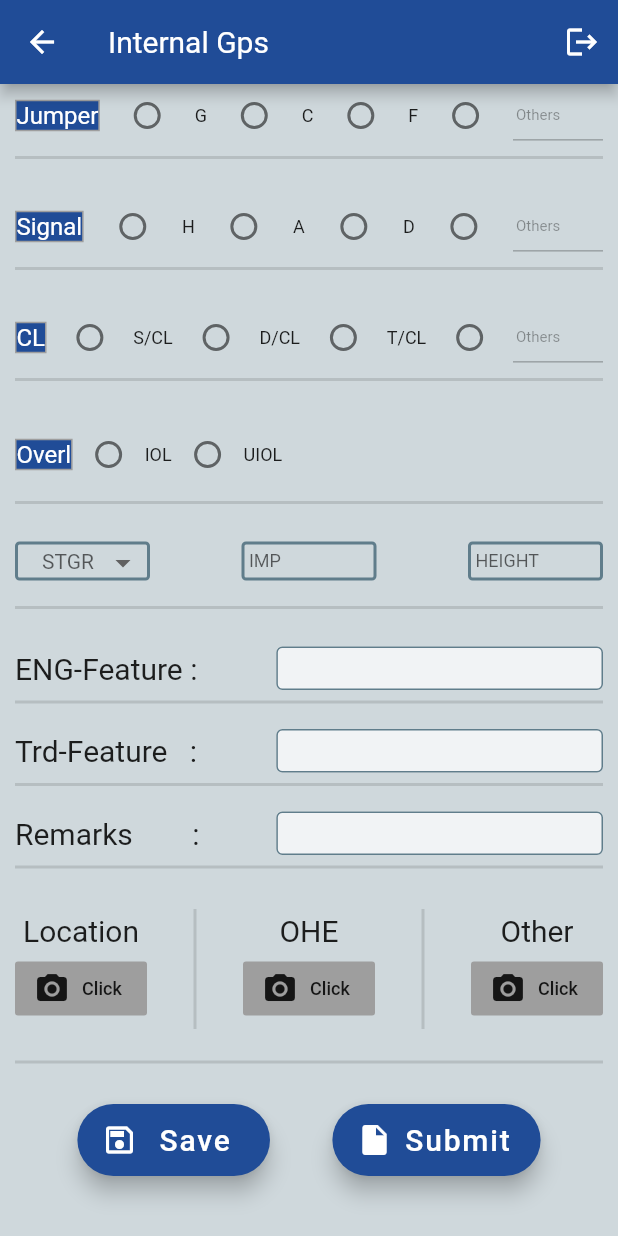
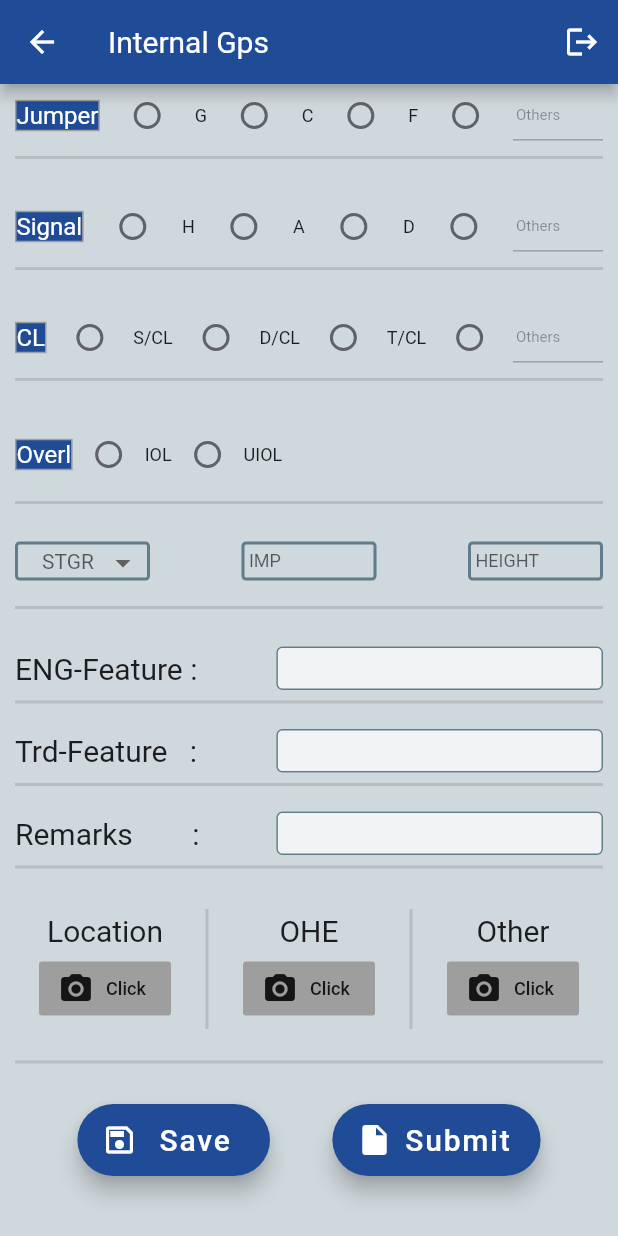
Before and after one commit to ajaybisht088/GFPID, a Flutter app: the SecondPage screen opened by its route, scrolled down 429 dp, on a phone screen of 412 x 824 dp. Run offline on Flutter 3.47's test engine with Material 2 defaults, Android fonts, the phone set to English and light mode, and no system bars; our stand-ins replace device_info, flutter_bluetooth_serial, image_picker, location, open_file, permission_handler and 3 more; accounts and stored records are empty; statements that could not run were skipped.

Commit message:
hope final

```diff
--- a/lib/second_page.dart
+++ b/lib/second_page.dart
@@ -970,7 +970,6 @@ class _SecondPageState extends State<SecondPage> {
                                     });
                                   },
                                   value: _currentValueSelected,
-
                                   //validator: (value) => value == null ? 'field required' : null,
                                 ),
                               ),
@@ -1824,7 +1823,9 @@ class _SecondPageState extends State<SecondPage> {
                     crossAxisAlignment: CrossAxisAlignment.center,
                     mainAxisAlignment: MainAxisAlignment.spaceBetween,
                     children: <Widget>[
-                      Container(
+                      Flexible(
+                        flex:1,
+                        child:Container(
                         //   width: 160,
                         height: 80,
                         alignment: Alignment.center,
@@ -1834,7 +1835,7 @@ class _SecondPageState extends State<SecondPage> {
                           mainAxisAlignment: MainAxisAlignment.spaceEvenly,
                           children: <Widget>[
                             Container(
-                              alignment: Alignment.centerLeft,
+                             // alignment: Alignment.centerLeft,
                               child: Text(
                                 "Location",
                                 style: TextStyle(
@@ -1864,10 +1865,13 @@ class _SecondPageState extends State<SecondPage> {
                             ),
                           ],
                         ),
-                      ),
+                      ),),
                       VerticalDivider(
                         thickness: 2,
                       ),
+                      Flexible(
+                        flex: 1,
+                        child:
                       Container(
                         //   width: 160,
                         height: 80,
@@ -1878,7 +1882,7 @@ class _SecondPageState extends State<SecondPage> {
                           mainAxisAlignment: MainAxisAlignment.spaceEvenly,
                           children: <Widget>[
                             Container(
-                              alignment: Alignment.centerLeft,
+                      //        alignment: Alignment.centerLeft,
                               child: Text(
                                 "OHE",
                                 style: TextStyle(
@@ -1907,9 +1911,13 @@ class _SecondPageState extends State<SecondPage> {
                           ],
                         ),
                       ),
+                      ),
                       VerticalDivider(
                         thickness: 2,
                       ),
+                      Flexible(
+                        flex: 1,
+                        child:
                       Container(
                         //   width: 160,
                         height: 80,
@@ -1920,7 +1928,7 @@ class _SecondPageState extends State<SecondPage> {
                           mainAxisAlignment: MainAxisAlignment.spaceEvenly,
                           children: <Widget>[
                             Container(
-                              alignment: Alignment.centerLeft,
+                    //          alignment: Alignment.centerLeft,
                               child: Text(
                                 "Other",
                                 style: TextStyle(
@@ -1948,7 +1956,7 @@ class _SecondPageState extends State<SecondPage> {
                             ),
                           ],
                         ),
-                      ),
+                      ),)
                     ],
                   ),
                 ),
@@ -1997,6 +2005,8 @@ class _SecondPageState extends State<SecondPage> {
                                 _jumper = null;
                                 _jumperradioValue = null;
                                 _signalradioValue = null;
+                                _currentValueSelected= null;
+                                _currentValueSelected1= null;
                                 _signal = null;
                                 _cl = null;
                                 _clradioValue = null;
```
Also changed, not shown: pubspec.lock.
